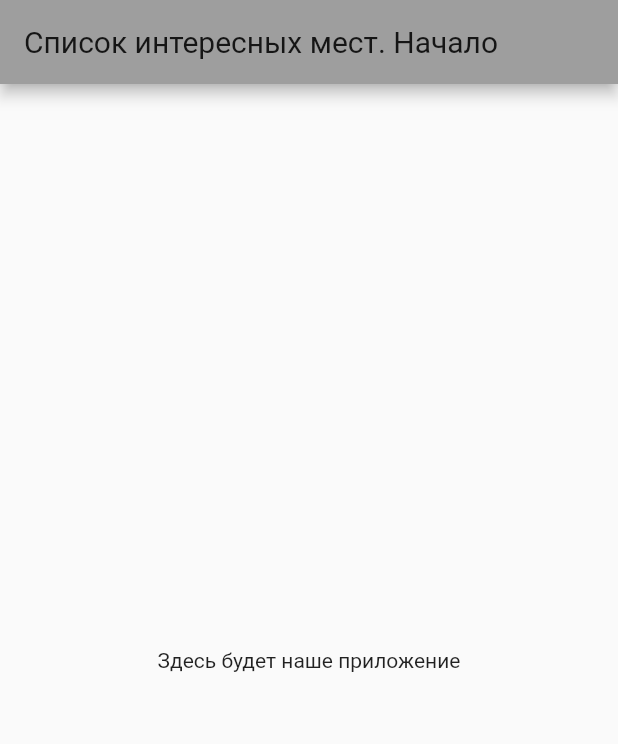
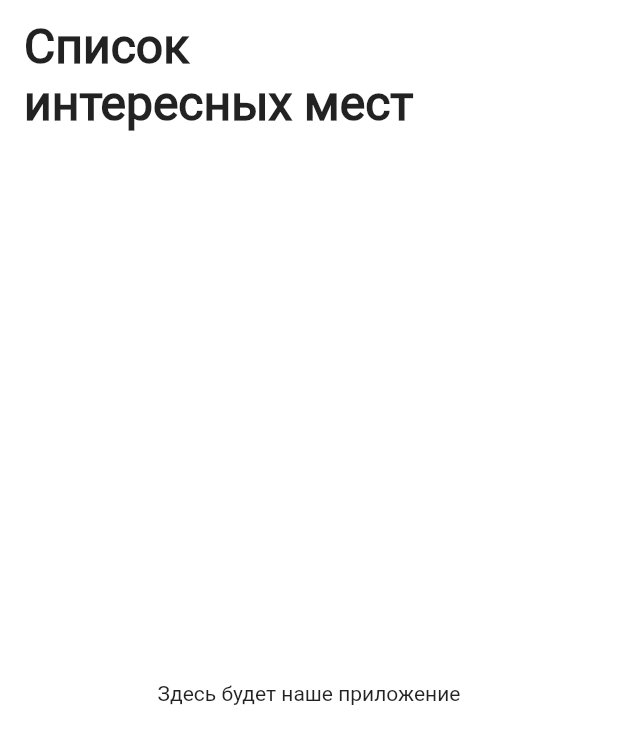
Before and after one commit to vrg18/surf-flutter, a Flutter app: the screen it shows after launch, on a phone screen of 412 x 824 dp. Shown: the top 744 px of the screen. Run offline on Flutter 3.47's test engine with Material 2 defaults, Android fonts, the phone set to English and light mode, and no system bars.

Commit message:
4-2-1 use examples Text

```diff
--- a/lib/main.dart
+++ b/lib/main.dart
@@ -1,5 +1,5 @@
 import 'package:flutter/material.dart';
-import 'package:places/texts.dart' as Texts;
+import 'package:places/texts.dart';
 import 'package:places/ui/screen/sight_list_screen.dart';
 
 void main() {
@@ -7,17 +7,16 @@ void main() {
 }
 
 class MyApp extends StatelessWidget {
-  // This widget is the root of your application.
   @override
   Widget build(BuildContext context) {
     return MaterialApp(
       debugShowCheckedModeBanner: false,
-      title: Texts.APP_TITLE,
+      title: APP_TITLE,
       theme: ThemeData(
         primarySwatch: Colors.grey,
         fontFamily: 'Roboto',
       ),
-      home: SightListScreen(Texts.FIRST_SCREEN_TITLE),
+      home: SightListScreen(FIRST_SCREEN_TITLE),
     );
   }
 }
--- a/lib/texts.dart
+++ b/lib/texts.dart
@@ -1,3 +1,3 @@
 const String APP_TITLE = 'Список интересных мест';
-const String FIRST_SCREEN_TITLE = 'Список интересных мест. Начало';
+const String FIRST_SCREEN_TITLE = 'Список\nинтересных мест';
 const String APP_WILL_BE_HERE= 'Здесь будет наше приложение';
--- a/lib/ui/screen/sight_list_screen.dart
+++ b/lib/ui/screen/sight_list_screen.dart
@@ -1,5 +1,5 @@
 import 'package:flutter/material.dart';
-import 'package:places/texts.dart' as Texts;
+import 'package:places/texts.dart';
 
 class SightListScreen extends StatefulWidget {
   final String title;
@@ -14,10 +14,22 @@ class _SightListScreenState extends State<SightListScreen> {
   @override
   Widget build(BuildContext context) {
     return Scaffold(
-      appBar: AppBar(title: Text(widget.title)),
-      body: Center(
-        child: Text(Texts.APP_WILL_BE_HERE),
+      backgroundColor: Colors.white,
+      appBar: PreferredSize(
+        preferredSize: Size.fromHeight(100.0),
+        child: AppBar(
+          toolbarHeight: double.infinity,
+          title: Text(widget.title,
+              textAlign: TextAlign.left,
+              style: TextStyle(
+                fontSize: 32,
+                fontWeight: FontWeight.w700,
+              )),
+          backgroundColor: Colors.white,
+          elevation: 0,
+        ),
       ),
+      body: Center(child: Text(APP_WILL_BE_HERE)),
     );
   }
 }
```
Also changed, not shown: res/fonts/Roboto-Black.ttf (added), res/fonts/Roboto-BlackItalic.ttf (added), res/fonts/Roboto-Bold.ttf (added), res/fonts/Roboto-BoldItalic.ttf (added), res/fonts/Roboto-Italic.ttf (added), res/fonts/Roboto-Light.ttf (added), res/fonts/Roboto-LightItalic.ttf (added), res/fonts/Roboto-Medium.ttf (added), res/fonts/Roboto-MediumItalic.ttf (added), res/fonts/Roboto-Thin.ttf (added), res/fonts/Roboto-ThinItalic.ttf (added).
